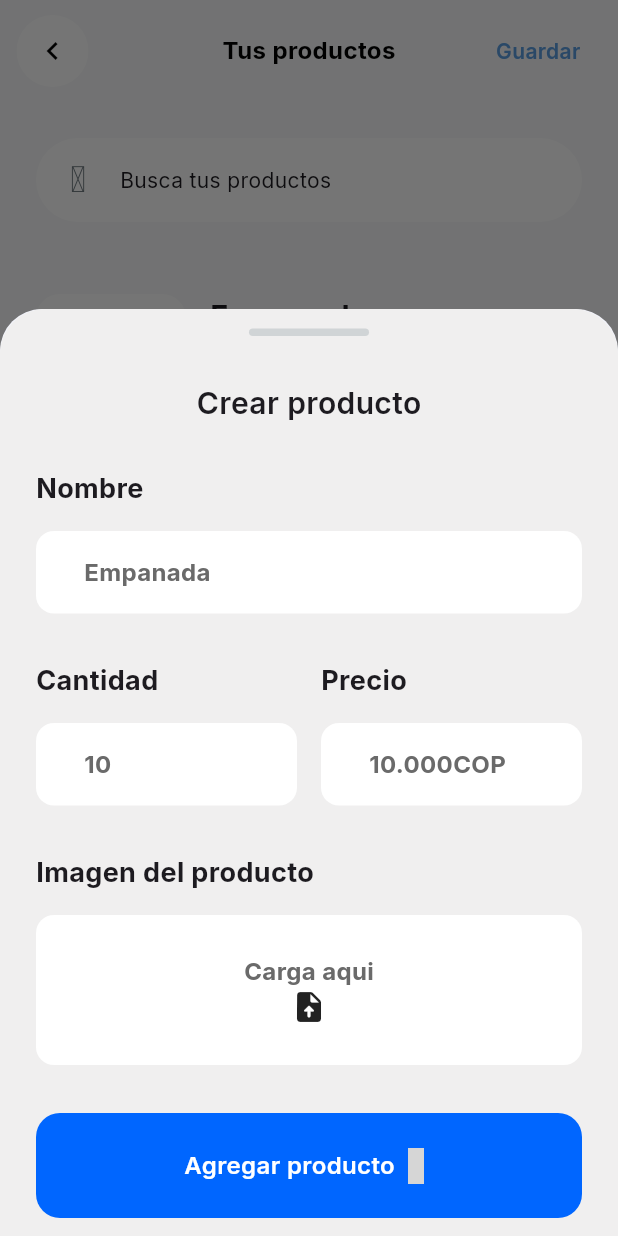
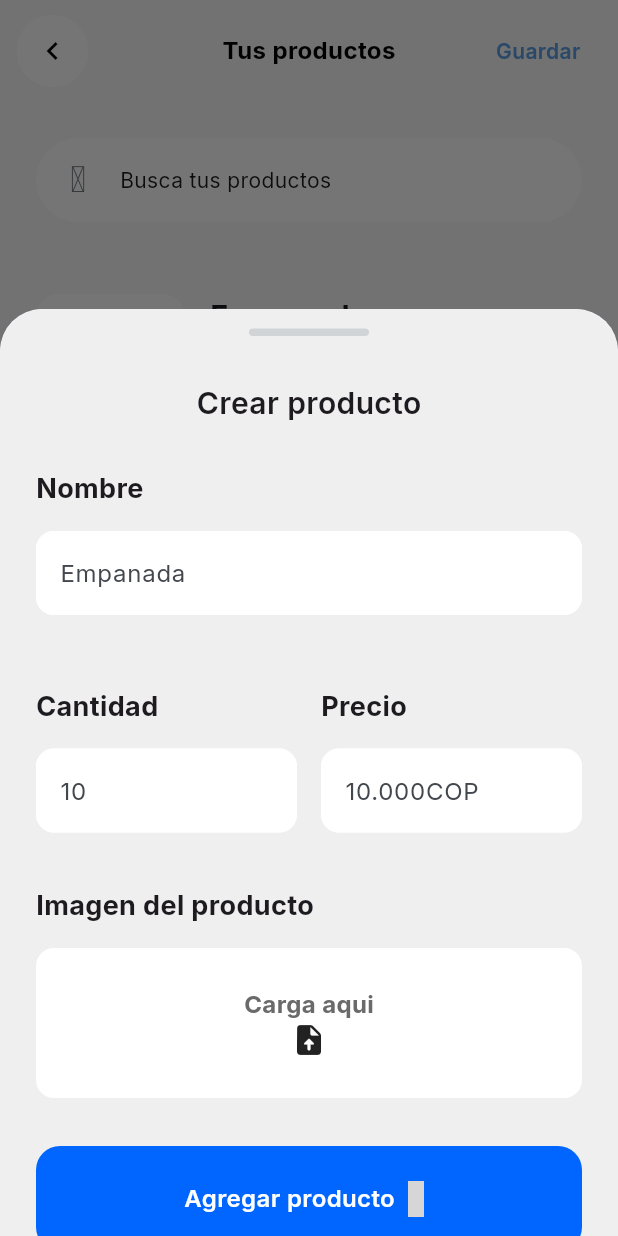
Before and after one commit to zelecto/CupTap, a Flutter app: the ProductsScreen screen opened directly, after a tap on "Agregar producto", on a phone screen of 412 x 824 dp. Run offline on Flutter 3.47's test engine with Material 3 defaults, Android fonts, the phone set to English and light mode, and no system bars; our stand-ins replace animate_do, cloud_firestore, dio, equatable, firebase_core, fl_chart and 10 more; accounts and stored records are empty; generated files the repository leaves out were written again; network calls fail; grey boxes are pictures that could not be loaded.

Commit message:
Agregar productos finalizado en ram

```diff
--- a/lib/presentation/screens/admin/orders_screen.dart
+++ b/lib/presentation/screens/admin/orders_screen.dart
@@ -28,8 +28,7 @@ class _OrdersScreenState extends State<OrdersScreen> {
     username: 'usuarioAleatorio',
     password: 'contraseñaAleatoria',
   );
-// Crear un detalle aleatorio
-  // Crear una lista de pedidos
+
   List<Pedido> pedidos = [
     Pedido(
       id: 1,
--- a/lib/presentation/screens/admin/products_screen.dart
+++ b/lib/presentation/screens/admin/products_screen.dart
@@ -64,6 +64,12 @@ class _ProductsScreenState extends State<ProductsScreen> {
   //   setState(() {});
   // }
 
+  void _addProduct(Producto producto) {
+  setState(() {
+    productos.add(producto);
+  });
+}
+
   void _openButtonTapped() {
     showModalBottomSheet(
         isScrollControlled: true,
@@ -75,7 +81,7 @@ class _ProductsScreenState extends State<ProductsScreen> {
             maxChildSize: 0.75,
             minChildSize: 0.1,
             builder: (context, scrollController) {
-              return CreateProductView(scrollController: scrollController,);
+              return CreateProductView(scrollController: scrollController, onProductCreated: _addProduct);
             },
           );
         });
--- a/lib/presentation/views/admin/create_products_view.dart
+++ b/lib/presentation/views/admin/create_products_view.dart
@@ -1,15 +1,36 @@
-import 'package:flutter/cupertino.dart';
+import 'package:cutap/domain/models/modelos.dart';
 import 'package:flutter/material.dart';
-import 'package:flutter/widgets.dart';
+import 'package:go_router/go_router.dart';
 import 'package:google_fonts/google_fonts.dart';
 import 'package:iconsax/iconsax.dart';
+import 'package:image_picker/image_picker.dart';
 
-class CreateProductView extends StatelessWidget {
+class CreateProductView extends StatefulWidget {
   final ScrollController scrollController;
-  const CreateProductView({super.key, required this.scrollController});
+  final void Function(Producto) onProductCreated;
+  const CreateProductView(
+      {super.key,
+      required this.scrollController,
+      required this.onProductCreated});
 
+  @override
+  State<CreateProductView> createState() => _CreateProductViewState();
+}
+
+class _CreateProductViewState extends State<CreateProductView> {
   void _createButtonTapped() {
+    Producto nuevoProducto = Producto(
+      nombre: 'prueba',
+      precio: 20.000,
+      stock: 20,
+      ventaActiva: true,
+      fechaRegistro: DateTime.now(),
+      imagen: null,
+    );
 
+    // Llamar a la función de callback
+    widget.onProductCreated(nuevoProducto);
+    context.pop();
   }
 
   @override
@@ -51,27 +72,31 @@ class CreateProductView extends StatelessWidget {
                           fontSize: 18, fontWeight: FontWeight.bold)),
                   const SizedBox(height: 15),
                   Container(
-                      width: MediaQuery.of(context).size.width,
-                      padding: const EdgeInsets.all(16),
-                      decoration: BoxDecoration(
-                          color: const Color(0xFFFFFFFF),
-                          borderRadius: BorderRadius.circular(12)),
-                      child: const Row(
-                        children: [
-                          SizedBox(width: 16),
-                          Text(
-                            'Empanada',
-                            style: TextStyle(
-                                color: Color(0xFF6A6A6A),
-                                fontSize: 16,
-                                fontWeight: FontWeight.bold),
+                    height: 80,
+                    decoration: const BoxDecoration(color: Colors.transparent),
+                    child: TextFormField(
+                      decoration: InputDecoration(
+                        enabledBorder: OutlineInputBorder(
+                          borderRadius: BorderRadius.circular(12),
+                          borderSide: const BorderSide(color: Colors.white),
+                        ),
+                        focusedBorder: OutlineInputBorder(
+                          borderRadius: BorderRadius.circular(12),
+                          borderSide: const BorderSide(color: Colors.white),
+                        ),
+                        filled: true,
+                        fillColor: Colors.white,
+                        errorBorder: const OutlineInputBorder(
+                          borderSide: BorderSide(color: Colors.red),
+                        ),
+                        hintText: 'Empanada',
+                      ),
+                    ),
                   )
-                        ],
-                      ))
                 ],
               ),
             ),
-            const SizedBox(height: 32),
+            const SizedBox(height: 24),
             Row(
               children: [
                 Expanded(
@@ -83,26 +108,32 @@ class CreateProductView extends StatelessWidget {
                               fontSize: 18, fontWeight: FontWeight.bold)),
                       const SizedBox(height: 15),
                       Container(
-                          padding: const EdgeInsets.all(16),
-                          decoration: BoxDecoration(
-                              color: const Color(0xFFFFFFFF),
-                              borderRadius: BorderRadius.circular(12)),
-                          child: const Row(
-                            children: [
-                              SizedBox(width: 16),
-                              Text(
-                                '10',
-                                style: TextStyle(
-                                    color: Color(0xFF6A6A6A),
-                                    fontSize: 16,
-                                    fontWeight: FontWeight.bold),
+                        height: 60,
+                        decoration:
+                            const BoxDecoration(color: Colors.transparent),
+                        child: TextFormField(
+                          decoration: InputDecoration(
+                            enabledBorder: OutlineInputBorder(
+                              borderRadius: BorderRadius.circular(12),
+                              borderSide: const BorderSide(color: Colors.white),
+                            ),
+                            focusedBorder: OutlineInputBorder(
+                              borderRadius: BorderRadius.circular(12),
+                              borderSide: const BorderSide(color: Colors.white),
+                            ),
+                            filled: true,
+                            fillColor: Colors.white,
+                            errorBorder: const OutlineInputBorder(
+                              borderSide: BorderSide(color: Colors.red),
+                            ),
+                            hintText: '10',
+                          ),
+                        ),
                       )
-                            ],
-                          ))
                     ],
                   ),
                 ),
-                SizedBox(width: 16), // Espacio entre los dos inputs
+                const SizedBox(width: 16), // Espacio entre los dos inputs
                 Expanded(
                   child: Column(
                     crossAxisAlignment: CrossAxisAlignment.start,
@@ -112,22 +143,28 @@ class CreateProductView extends StatelessWidget {
                               fontSize: 18, fontWeight: FontWeight.bold)),
                       const SizedBox(height: 15),
                       Container(
-                          padding: const EdgeInsets.all(16),
-                          decoration: BoxDecoration(
-                              color: const Color(0xFFFFFFFF),
-                              borderRadius: BorderRadius.circular(12)),
-                          child: const Row(
-                            children: [
-                              SizedBox(width: 16),
-                              Text(
-                                '10.000COP',
-                                style: TextStyle(
-                                    color: Color(0xFF6A6A6A),
-                                    fontSize: 16,
-                                    fontWeight: FontWeight.bold),
+                        height: 60,
+                        decoration:
+                            const BoxDecoration(color: Colors.transparent),
+                        child: TextFormField(
+                          decoration: InputDecoration(
+                            enabledBorder: OutlineInputBorder(
+                              borderRadius: BorderRadius.circular(12),
+                              borderSide: const BorderSide(color: Colors.white),
+                            ),
+                            focusedBorder: OutlineInputBorder(
+                              borderRadius: BorderRadius.circular(12),
+                              borderSide: const BorderSide(color: Colors.white),
+                            ),
+                            filled: true,
+                            fillColor: Colors.white,
+                            errorBorder: const OutlineInputBorder(
+                              borderSide: BorderSide(color: Colors.red),
+                            ),
+                            hintText: '10.000COP',
+                          ),
+                        ),
                       )
-                            ],
-                          ))
                     ],
                   ),
                 ),
@@ -143,7 +180,9 @@ class CreateProductView extends StatelessWidget {
                       style: GoogleFonts.inter(
                           fontSize: 18, fontWeight: FontWeight.bold)),
                   const SizedBox(height: 15),
-                  Container(
+                  InkWell(
+                    onTap: _pickImageFromGallery,
+                    child: Container(
                         width: MediaQuery.of(context).size.width,
                         height: 100,
                         padding: const EdgeInsets.all(16),
@@ -162,7 +201,8 @@ class CreateProductView extends StatelessWidget {
                             ),
                             Icon(Icons.upload_file_rounded)
                           ],
-                      ))
+                        )),
+                  )
                 ],
               ),
             ),
@@ -200,4 +240,8 @@ class CreateProductView extends StatelessWidget {
       ),
     );
   }
+
+  Future _pickImageFromGallery() async {
+    await ImagePicker().pickImage(source: ImageSource.gallery);
   }
+}
--- a/lib/presentation/widgets/admin/Managment/products/products_card.dart
+++ b/lib/presentation/widgets/admin/Managment/products/products_card.dart
@@ -86,12 +86,15 @@ class ProductosCard extends StatelessWidget {
               ],
             ),
             const Spacer(),
-            Container(
-              alignment: Alignment.bottomRight,
-              child: const Icon(
-                Iconsax.trash,
-                size: 30,
-                color: Color(0xFFF87265),
+            InkWell(
+              onTap: (){},
+              child: Container(
+                alignment: Alignment.bottomRight,
+                child: const Icon(
+                  Iconsax.trash,
+                  size: 30,
+                  color: Color(0xFFF87265),
+                ),
               ),
             )
           ],
--- a/pubspec.yaml
+++ b/pubspec.yaml
@@ -23,6 +23,7 @@ dependencies:
   google_nav_bar: ^5.0.6
   google_sign_in: ^6.2.1
   iconsax: ^0.0.8
+  image_picker: ^1.1.1
   intl: ^0.19.0
   quickalert: ^1.1.0
   riverpod_annotation: ^2.3.5
```
Also changed, not shown: pubspec.lock, 5 other files. Lines whose indentation alone changed are shown as unchanged.
